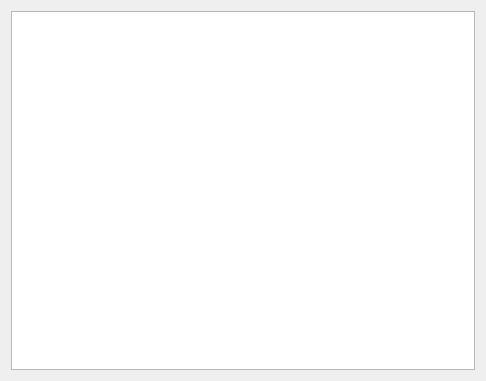
Qt form trunk/forms/shadercodecontainer.ui (ethiago/shader-labs) before a commit.
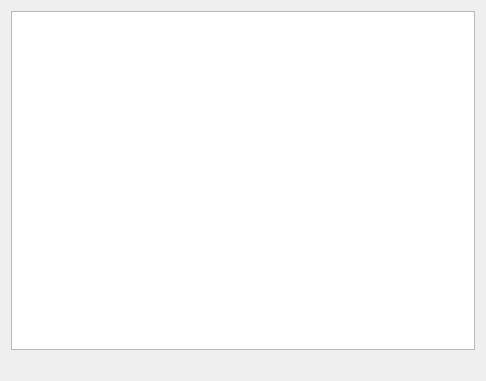
The same form after that commit.

Diff of the .ui file:
```diff
--- a/trunk/forms/shadercodecontainer.ui
+++ b/trunk/forms/shadercodecontainer.ui
@@ -53,7 +53,7 @@
   <property name="styleSheet">
    <string notr="true"/>
   </property>
-  <layout class="QHBoxLayout" name="horizontalLayout">
+  <layout class="QVBoxLayout" name="verticalLayout">
    <item>
     <widget class="QTextEdit" name="shaderCodeBox">
      <property name="palette">
@@ -95,6 +95,22 @@
      </property>
     </widget>
    </item>
+   <item>
+    <widget class="QLabel" name="cursorPositionLabel">
+     <property name="enabled">
+      <bool>false</bool>
+     </property>
+     <property name="layoutDirection">
+      <enum>Qt::RightToLeft</enum>
+     </property>
+     <property name="text">
+      <string/>
+     </property>
+     <property name="alignment">
+      <set>Qt::AlignRight|Qt::AlignTrailing|Qt::AlignVCenter</set>
+     </property>
+    </widget>
+   </item>
   </layout>
  </widget>
  <resources/>
```
